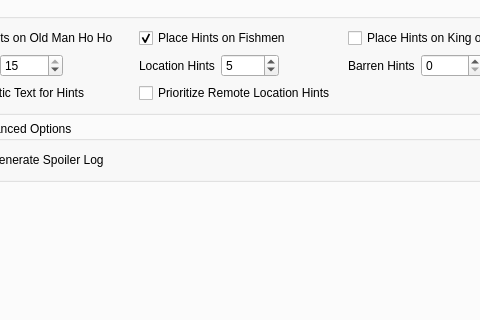
Before: the Qt Designer form wwr_ui/randomizer_window.ui in LagoLunatic/wwrando, drawn with Qt 5; both pictures show x 102 to 582 and y 114 to 434 of the 856 by 768 pixel window.
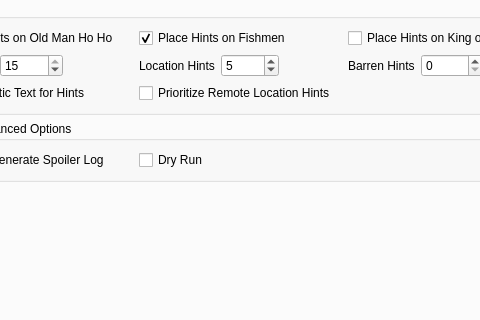
After: the same form once the commit is applied. The open tabs and pages were chosen to show the change.

Commit message: Added Dry Run option to the GUI

```diff
--- a/wwr_ui/randomizer_window.ui
+++ b/wwr_ui/randomizer_window.ui
@@ -1118,9 +1118,6 @@
                <string>Additional Advanced Options</string>
               </property>
               <layout class="QGridLayout" name="gridLayout_8">
-               <item row="0" column="3">
-                <widget class="QWidget" name="widget_11" native="true"/>
-               </item>
                <item row="0" column="0">
                 <widget class="QCheckBox" name="do_not_generate_spoiler_log">
                  <property name="text">
@@ -1129,11 +1126,18 @@
                 </widget>
                </item>
                <item row="0" column="2">
-                <widget class="QWidget" name="widget_10" native="true"/>
+                <widget class="QWidget" name="widget_11" native="true"/>
                </item>
-               <item row="0" column="4">
+               <item row="0" column="3">
                 <widget class="QWidget" name="widget_12" native="true"/>
                </item>
+               <item row="0" column="1">
+                <widget class="QCheckBox" name="dry_run">
+                 <property name="text">
+                  <string>Dry Run</string>
+                 </property>
+                </widget>
+               </item>
               </layout>
              </widget>
             </item>
```
The commit also changes 5 other files.
